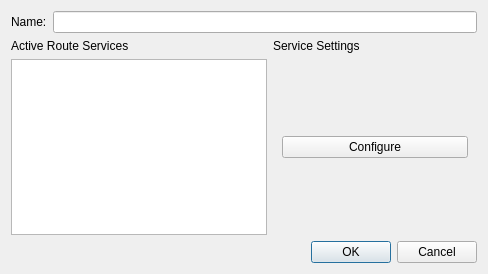
Before: the Qt Designer form src/lib/routing/RoutingProfileSettingsDialog.ui in KDE/marble, drawn with Qt 5.
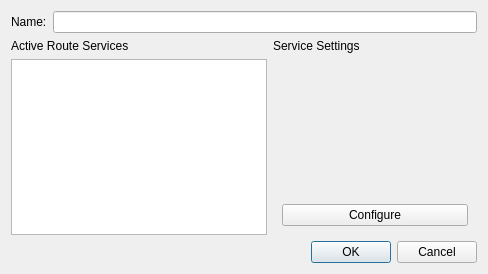
After: the same form once the commit is applied. The open tabs and pages were chosen to show the change.

Commit message: Show description and status message to the user

Diff of the .ui file:
```diff
--- a/src/lib/routing/RoutingProfileSettingsDialog.ui
+++ b/src/lib/routing/RoutingProfileSettingsDialog.ui
@@ -107,13 +107,33 @@
          </widget>
          <widget class="QWidget" name="configurePage">
           <layout class="QGridLayout" name="gridLayout_4">
-           <item row="0" column="0">
+           <item row="2" column="1">
             <widget class="QPushButton" name="configureButton">
              <property name="text">
               <string>Configure</string>
              </property>
             </widget>
            </item>
+           <item row="0" column="1">
+            <widget class="QLabel" name="descriptionLabel">
+             <property name="text">
+              <string/>
+             </property>
+             <property name="wordWrap">
+              <bool>true</bool>
+             </property>
+            </widget>
+           </item>
+           <item row="1" column="1">
+            <widget class="QLabel" name="statusLabel">
+             <property name="text">
+              <string/>
+             </property>
+             <property name="wordWrap">
+              <bool>true</bool>
+             </property>
+            </widget>
+           </item>
           </layout>
          </widget>
         </widget>
```
Left out of the diff: 3 changed lines with no effect on the pictures. The commit also changes 1 other file.
